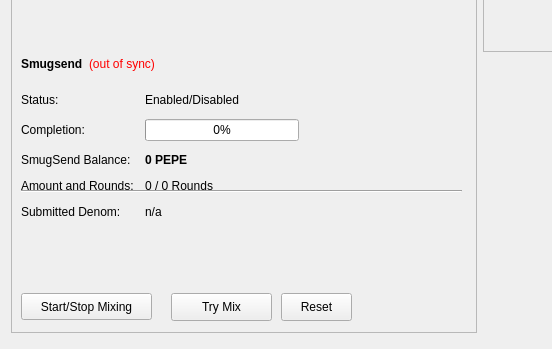
This is src/qt/forms/overviewpage.ui in projectmemetic/pepecoin as Qt 5 draws it before an edit; both pictures show x 0 to 552 and y 265 to 614 of the 960 by 614 pixel window. The edited form follows.
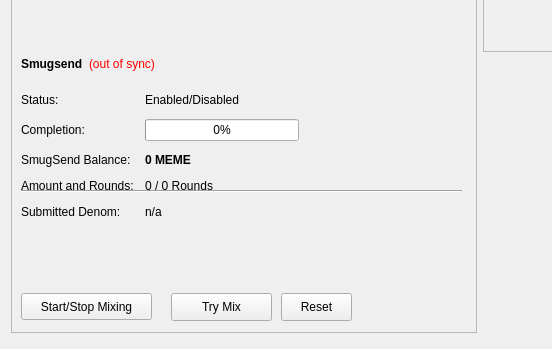
This is the edited form.

```diff
--- a/src/qt/forms/overviewpage.ui
+++ b/src/qt/forms/overviewpage.ui
@@ -538,7 +538,7 @@
               </font>
              </property>
              <property name="text">
-              <string notr="true">0 PEPE</string>
+              <string notr="true">0 MEME</string>
              </property>
             </widget>
            </item>
```
Left out of the diff: 6 changed lines with no effect on the pictures.
